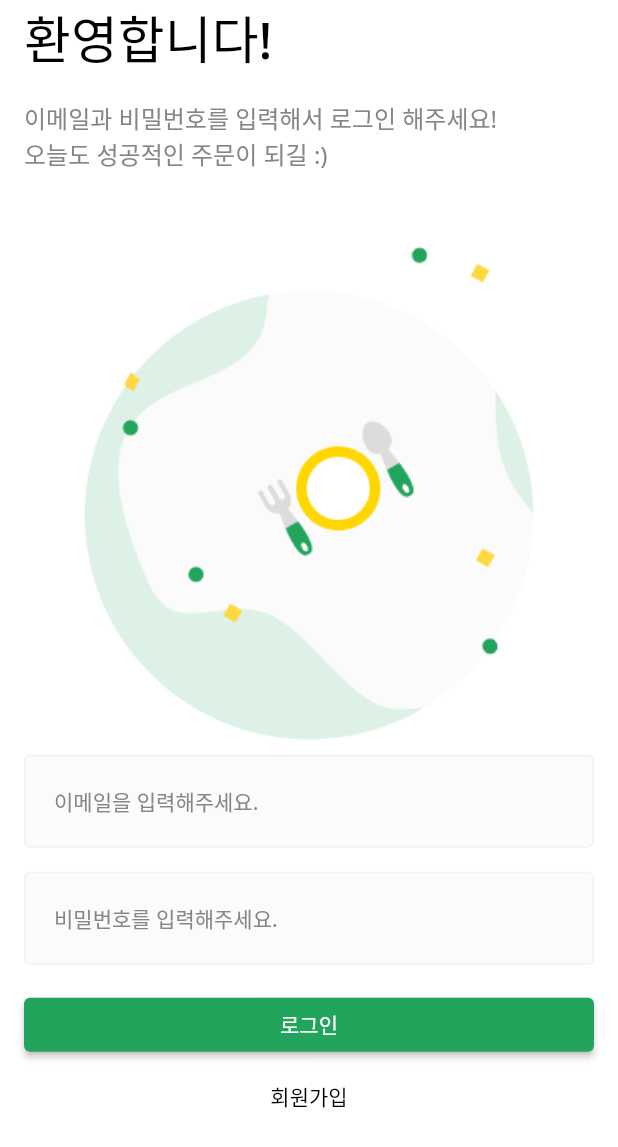
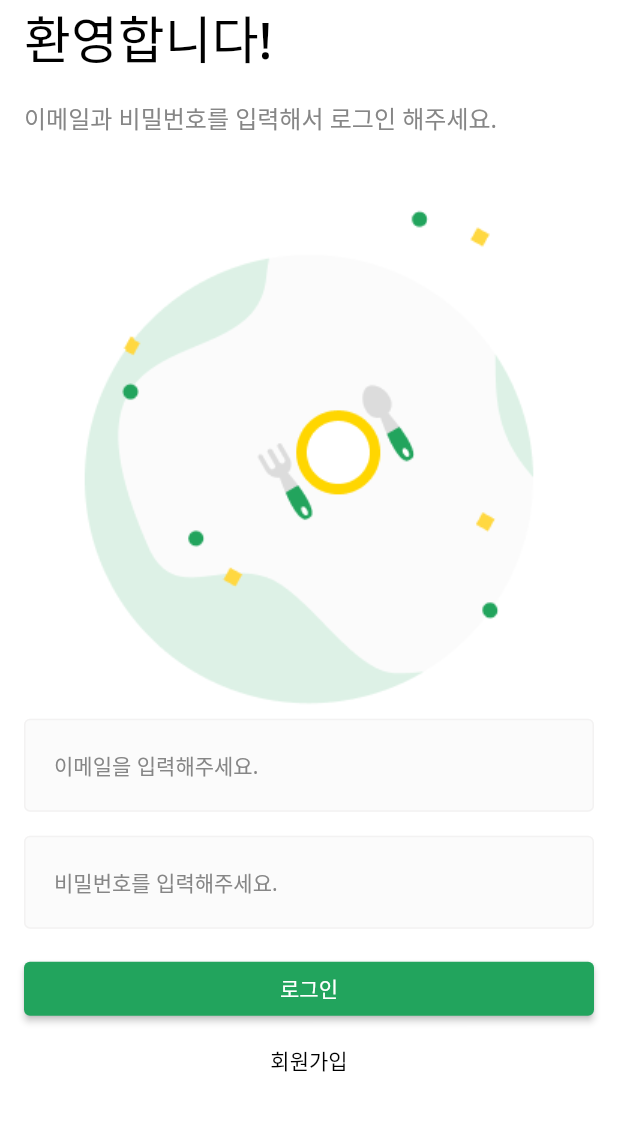
Before and after one commit to developerWoo-kim/start_flutter, a Flutter app: the screen it shows after launch, on a phone screen of 412 x 824 dp. Shown: the top 1147 px of the screen. Run offline on Flutter 3.47's test engine with Material 2 defaults, Android fonts, the phone set to English and light mode, and no system bars; our stand-ins replace dio, flutter_secure_storage; network calls fail.

Commit message:
* 애드럭 로고로 변경

```diff
--- a/lib/common/view/splash_screen.dart
+++ b/lib/common/view/splash_screen.dart
@@ -72,15 +72,15 @@ class _SplashScreenState extends State<SplashScreen> {
   @override
   Widget build(BuildContext context) {
     return DefaultLayout(
-      backgroundColor: PRIMARY_COLOR,
+      // backgroundColor: PRIMARY_COLOR,
       child: SizedBox(
         width: MediaQuery.of(context).size.width,
         child: Column(
           mainAxisAlignment: MainAxisAlignment.center,
           children: [
             Image.asset(
-              'asset/img/logo/logo.png',
-              width: MediaQuery.of(context).size.width/2,
+              'asset/img/logo/logo.jpg',
+              width: MediaQuery.of(context).size.width,
             ),
             const SizedBox(height: 16.0),
             CircularProgressIndicator(
--- a/lib/user/view/login_screen.dart
+++ b/lib/user/view/login_screen.dart
@@ -160,7 +160,7 @@ class _SubTitle extends StatelessWidget {
   @override
   Widget build(BuildContext context) {
     return Text(
-      '이메일과 비밀번호를 입력해서 로그인 해주세요!\n오늘도 성공적인 주문이 되길 :)',
+      '이메일과 비밀번호를 입력해서 로그인 해주세요.',
       style: TextStyle(
         fontSize: 16,
         color: BODY_TEXT_COLOR,
```
Also changed, not shown: asset/img/logo/logo.jpg (added).
